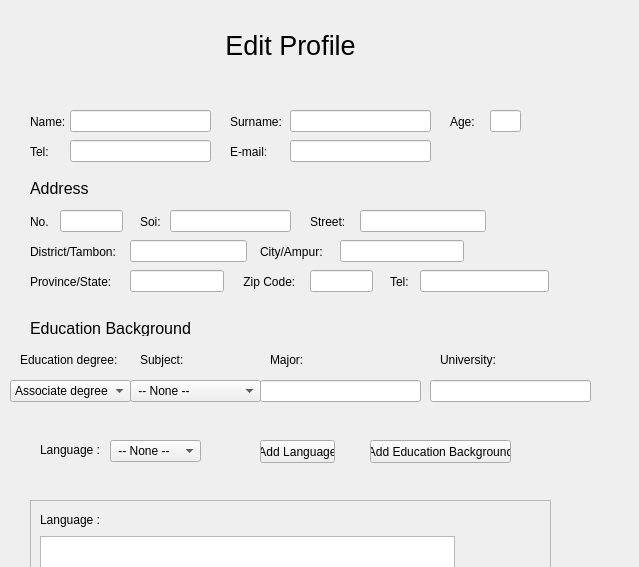
First picture: the form in ui_form/Edit_Create_User_Profile.ui, repository Sirawap/PathFinder-Project, before the edit.
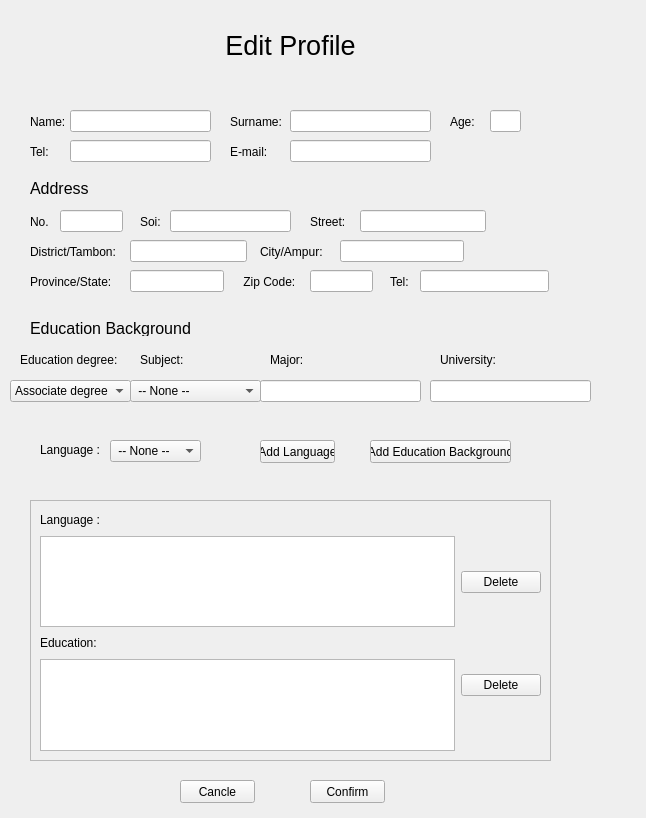
Second picture: the form after the edit. Icons and pictures are not drawn.

Patch:
```diff
--- a/ui_form/Edit_Create_User_Profile.ui
+++ b/ui_form/Edit_Create_User_Profile.ui
@@ -6,8 +6,8 @@
    <rect>
     <x>0</x>
     <y>0</y>
-    <width>639</width>
-    <height>567</height>
+    <width>646</width>
+    <height>818</height>
    </rect>
   </property>
   <property name="windowTitle">
```
